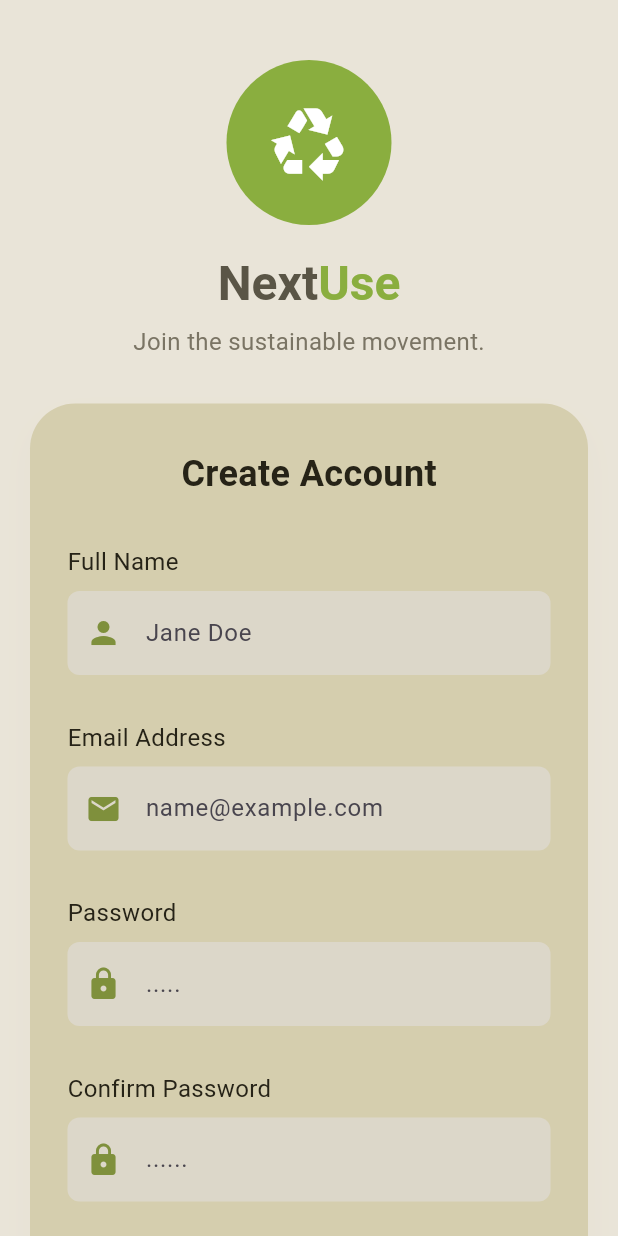
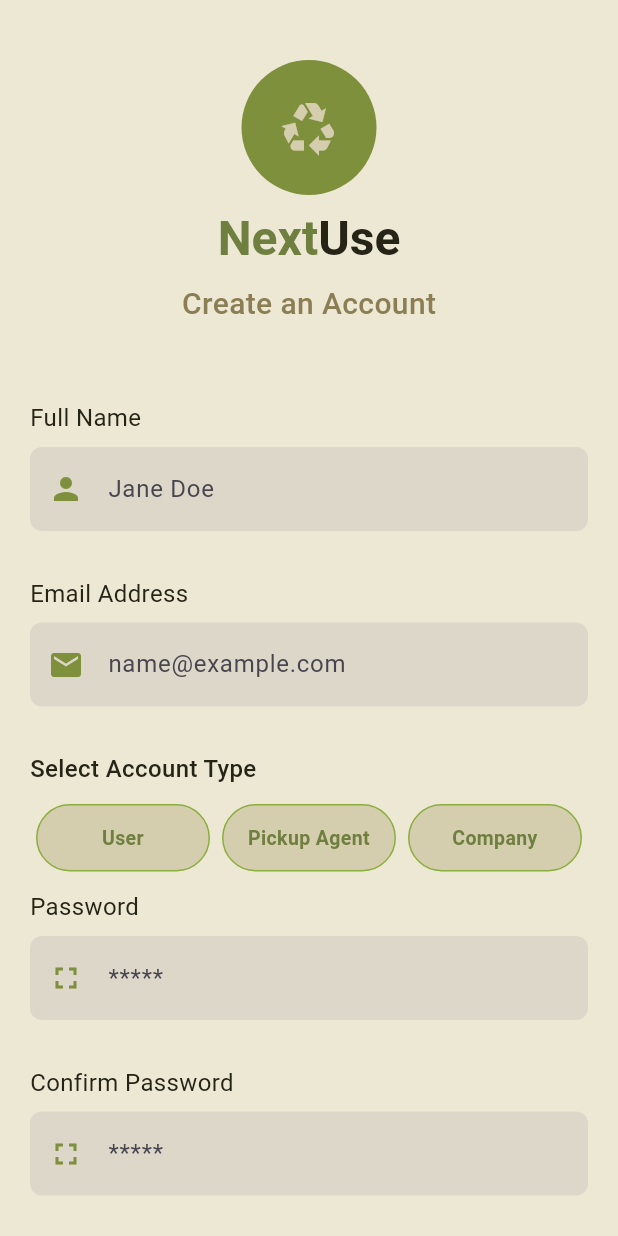
Before and after one commit to JulezD3v/NextUse, a Flutter app: the Signup screen opened directly, on a phone screen of 412 x 824 dp. Run offline on Flutter 3.47's test engine with Material 3 defaults, Android fonts, the phone set to English and light mode, and no system bars; statements that could not run were skipped.

Commit message:
acc & user prof draft1 done

```diff
--- /dev/null
+++ b/lib/Account and Profile/Widgets/role_widget.dart
@@ -0,0 +1,68 @@
+import 'package:flutter/material.dart';
+import 'package:nextuse/Colors/color.dart';
+
+enum UserRole { user, pickupAgent, company }
+class RoleSelector extends StatelessWidget {
+  final UserRole? selectedRole;
+  final Function(UserRole) onChanged;
+
+  const RoleSelector({
+    super.key,
+    required this.selectedRole,
+    required this.onChanged,
+  });
+
+  @override
+  Widget build(BuildContext context) {
+    return Row(
+      children: UserRole.values.map((role) {
+        return buildRoleOption(role);
+      }).toList(),
+    );
+  }
+
+  Widget buildRoleOption(UserRole role) {
+    final bool isSelected = selectedRole == role;
+
+    return Expanded(
+      child: GestureDetector(
+        onTap: () => onChanged(role),
+        child: Container(
+          margin: const EdgeInsets.symmetric(horizontal: 4),
+          padding: const EdgeInsets.symmetric(vertical: 12),
+          decoration: BoxDecoration(
+            color: isSelected ? ButtonCol().mybtn : Background().containbg,
+            borderRadius: BorderRadius.circular(30),
+            border: Border.all(
+              color: const Color(0xFF8AAE3F),
+            ),
+          ),
+          child: Center(
+            child: Text(
+              getRoleTitle(role),
+              textAlign: TextAlign.center,
+              style: TextStyle(
+                fontSize: 13,
+                fontWeight: FontWeight.w600,
+                color: isSelected
+                    ? Background().mainbg
+                    : const Color(0xFF6E7F3F),
+              ),
+            ),
+          ),
+        ),
+      ),
+    );
+  }
+
+  String getRoleTitle(UserRole role) {
+    switch (role) {
+      case UserRole.user:
+        return "User";
+      case UserRole.pickupAgent:
+        return "Pickup Agent";
+      case UserRole.company:
+        return "Company";
+    }
+  }
+}
--- a/lib/Account and Profile/login.dart
+++ b/lib/Account and Profile/login.dart
@@ -1,6 +1,6 @@
 import 'package:flutter/material.dart';
 import 'package:nextuse/Account%20and%20Profile/signup.dart';
-import 'package:nextuse/Account%20and%20Profile/user_homepage.dart';
+import 'package:nextuse/HomePage/item_widget/user_homepage.dart';
 import 'Widgets/button_widget.dart';
 import 'Widgets/textfield_widget.dart';
 import 'package:nextuse/Colors/color.dart';
@@ -25,10 +25,7 @@ class _LoginState extends State<Login> {
 
                 mainAxisSize: MainAxisSize.min,
                 children: [
-
-                  // =========================
-                  // Logo Icon
-                  // =========================
+           //Logo
                    Container(
                 height: 90,
                 width: 90,
@@ -77,7 +74,7 @@ class _LoginState extends State<Login> {
                   const SizedBox(height: 30),
 
                   AuthTextField(label: "Email", hint: "name@example.com", icon: Icons.email),
-                  const SizedBox(height: 20),
+                  const SizedBox(height: 10),
 
                   AuthTextField(label: "Password", hint: "*****", icon:Icons.fullscreen ),
 
--- a/lib/Account and Profile/signup.dart
+++ b/lib/Account and Profile/signup.dart
@@ -1,20 +1,29 @@
 import 'package:flutter/material.dart';
-import 'package:nextuse/Account and Profile/Widgets/container_widget.dart';
-import 'package:nextuse/Account and Profile/Widgets/textfield_widget.dart';
-import 'package:nextuse/Account and Profile/Widgets/button_widget.dart';
-import 'package:nextuse/Account%20and%20Profile/user_homepage.dart';
+import 'package:nextuse/Account%20and%20Profile/login.dart';
+//import 'Widgets/container_widget.dart';
+import 'Widgets/textfield_widget.dart';
+import 'Widgets/button_widget.dart';
+import '../HomePage/item_widget/user_homepage.dart';
+import 'package:nextuse/Colors/color.dart';
+import 'Widgets/role_widget.dart';
+
 class Signup extends StatefulWidget {
-  const Signup({super.key});
+   const Signup({Key? key}) : super(key: key);
 
   @override
   State<Signup> createState() => _SignupState();
+
+
 }
 
+
+
 class _SignupState extends State<Signup> {
+  UserRole? selectedRole;
   @override
   Widget build(BuildContext context) {
     return Scaffold(
-      backgroundColor: const Color(0xFFE9E4D8),
+      backgroundColor: Background().mainbg,
       body: SafeArea(
         child: SingleChildScrollView(
           child: Column(
@@ -24,48 +33,45 @@ class _SignupState extends State<Signup> {
 
               // 🔹 Logo Circle
               Container(
-                height: 110,
-                width: 110,
-                decoration: const BoxDecoration(
+                height: 90,
+                width: 90,
+                decoration: BoxDecoration(
                   shape: BoxShape.circle,
-                  color: Color(0xFF8AAE3F),
+                  color: ButtonCol().btnIcon,
                 ),
-                child: const Icon(
+                child:Icon(
                   Icons.recycling,
-                  size: 55,
-                  color: Colors.white,
+                  size: 40,
+                  color: Background().containbg,
                 ),
               ),
 
-              const SizedBox(height: 20),
+              const SizedBox(height: 10),
 
                RichText(
-                        text: TextSpan(
-                          style: TextStyle(
-                            color: Color(0xFF8AAE3F),
-                            fontSize: 14,
-                          ),
+                        text: TextSpan(style: TextStyle(color: Color(0xFF8AAE3F)),
                           children: [
-                            TextSpan(text: "Next", style:TextStyle(color:Color(0xFF5A5546),fontSize: 32,fontWeight: FontWeight.bold,)),
-                            TextSpan(text: "Use",style: TextStyle(color: Color(0xFF8AAE3F),fontSize: 32,fontWeight: FontWeight.bold,)),
+                            TextSpan(text: "Next", style:TextStyle(color:Color(0xFF6E7F3F),fontSize: 32,fontWeight: FontWeight.bold,)),
+                            TextSpan(text: "Use",style: TextStyle(color:TextCol().gentext,fontSize: 32,fontWeight: FontWeight.bold,)),
                           ],
                         ),
                       ),
 
-              const SizedBox(height: 8),
+              const SizedBox(height: 10),
 
-              const Text(
-                "Join the sustainable movement.",
+              Text(
+                "Create an Account",
                 style: TextStyle(
-                  fontSize: 16,
-                  color: Color(0xFF7A7464),
+                  fontSize: 20,
+                  fontWeight: FontWeight.w500,
+                  color:Color(0xFF8B7E54),
                 ),
               ),
 
               const SizedBox(height: 30),
 
-              // 🔹 Main Card
-              AuthContainer(title: "Create Account",
+          Padding(
+            padding: const EdgeInsets.all(20.0),
             child: Column(
                   crossAxisAlignment: CrossAxisAlignment.start,
                    children: [
@@ -73,11 +79,41 @@ class _SignupState extends State<Signup> {
                     const SizedBox(height: 10),
                     const AuthTextField(label: "Email Address", hint: "name@example.com", icon: Icons.email),
                     const SizedBox(height: 10),
-                  const AuthTextField(label: "Password", hint: ".....", icon: Icons.lock),
+
+                    Column(
+                      crossAxisAlignment: CrossAxisAlignment.start,
+                      children: [
+                        Text(
+                          "Select Account Type",
+                          style: TextStyle(
+                            fontSize: 16,
+                            fontWeight: FontWeight.w500,
+                            color: TextCol().gentext,
+                          ),
+                        ),
+                        const SizedBox(height: 12),
+
+                        RoleSelector(
+                          selectedRole: selectedRole,
+                          onChanged: (role) {
+                            setState(() {
+                              selectedRole = role;
+                            });
+                          },
+                        ),
+                      ],
+                    ),
+                    const SizedBox(height: 12),
+
+                    const AuthTextField(label: "Password", hint: "*****", icon: Icons.fullscreen),
                     const SizedBox(height: 10),
-                  const AuthTextField(label: "Confirm Password", hint: "......", icon: Icons.lock),
-                  const SizedBox(height: 10),
+                    const AuthTextField(label: "Confirm Password", hint: "*****", icon: Icons.fullscreen),
+                    const SizedBox(height: 8),
 
+                    Row(
+                      children: [
+                        Icon(Icons.circle_outlined, size: 20, color:TextCol().txtfield),
+                        const SizedBox(width: 5,),
                         RichText(text: TextSpan(
                                       text: "I agree to the ",
                                       style: TextStyle(color: Colors.black54),
@@ -91,36 +127,60 @@ class _SignupState extends State<Signup> {
                                   fontWeight: FontWeight.w600,
                                 ),
                               ),
-                                ]),
-                                ),
-
-                                const SizedBox(height: 10),
-                  PrimaryButton(text: "Create Account",colors:Color(0xFF8AAE3F),
-                  onPressed: (){Navigator.push(context, MaterialPageRoute(builder: (_) => UserHomepage()));},) //<= To Homepage
                             ],
-              )
-              ),
-              const SizedBox(height: 30),
-
-              // 🔹 Bottom Sign In
-              RichText(
-                text: const TextSpan(
-                  style: TextStyle(
-                    color: Color(0xFF5A5546),
-                    fontSize: 15,
-                  ),
-                  children: [
-                    TextSpan(text: "Already have an account? "),
-                    TextSpan(
-                      text: "Sign in",
-                      style: TextStyle(
-                        color: Color(0xFF8AAE3F),
-                        fontWeight: FontWeight.bold,
-                        decoration: TextDecoration.underline,
                           ),
                         ),
                       ],
                     ),
+
+                    const SizedBox(height: 10),
+                    PrimaryButton(
+                      text: "Create Account",
+                      colors: ButtonCol().mybtn,
+                      onPressed: () { // to be changed
+                        if (selectedRole == null) {
+                          ScaffoldMessenger.of(context).showSnackBar(
+                            const SnackBar(
+                              content: Text("Please select account type"),
+                            ),
+                          );
+                          return;
+                        }
+
+                        Navigator.push(
+                          context,
+                          MaterialPageRoute(builder: (_) => UserHomepage()),
+                        );
+                      },
+                    ), //<= To Homepage
+                  ],
+                ),
+              ),
+
+              const SizedBox(height: 15),
+
+              // 🔹 Bottom Sign In
+              Row(
+                    mainAxisAlignment: MainAxisAlignment.center,
+                    children: [
+                      const Text(
+                        "Already have an account? ",
+                        style: TextStyle(color: Color(0xFF8B7E54)),
+                      ),
+
+                      GestureDetector(
+                        onTap: () {
+                          Navigator.push(context, MaterialPageRoute(builder: (_) => Login()));
+                        },
+                        child: const Text(
+                          "Sign In",
+                          style: TextStyle(
+                            color: Color(0xFF6E7F3F),
+                            fontWeight: FontWeight.bold,
+                          ),
+                        ),
+                      )
+                    ],
                   ),
 
               const SizedBox(height: 30),
--- a/lib/Account and Profile/test.dart
+++ /dev/null
@@ -1,18 +0,0 @@
-import 'package:flutter/material.dart';
-
-class SplashScreen extends StatelessWidget {
-  const SplashScreen({super.key});
-
-  @override
-  Widget build(BuildContext context) {
-    return Scaffold(
-      backgroundColor: Colors.green,
-      body: Center(
-        child: Text(
-          "Splash Working",
-          style: TextStyle(color: Colors.white, fontSize: 24),
-        ),
-      ),
-    );
-  }
-}
```
Also changed, not shown: lib/HomePage/item_widget/user_homepage.dart (renamed from lib/Account and Profile/user_homepage.dart). Lines whose indentation alone changed are shown as unchanged.
